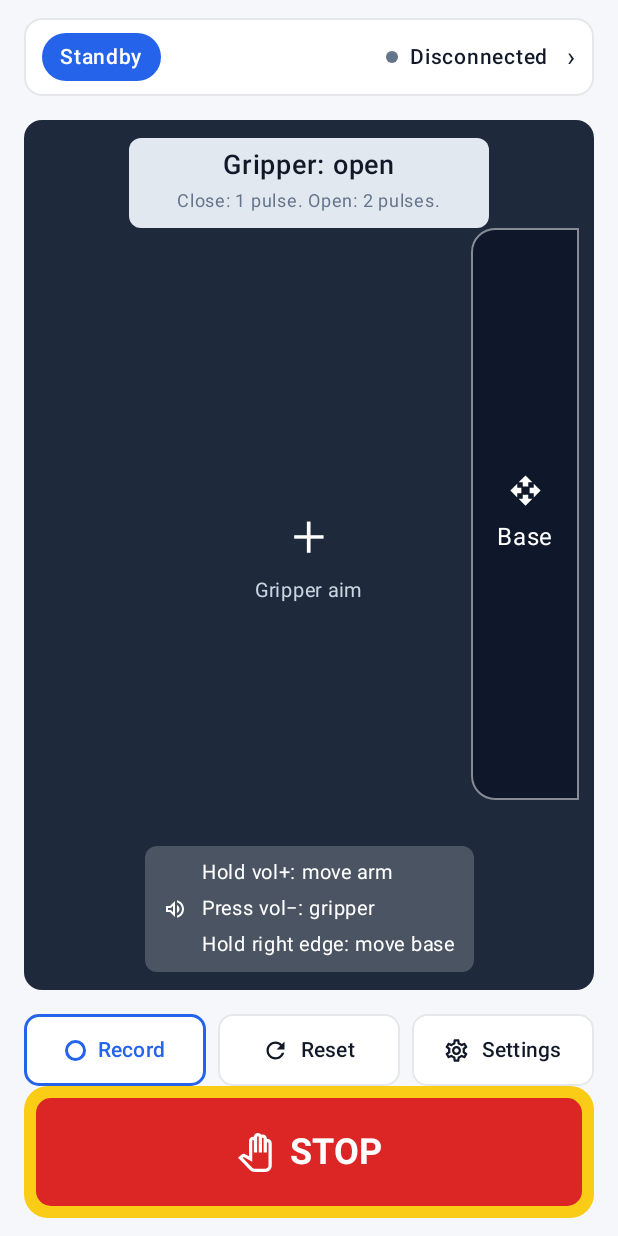
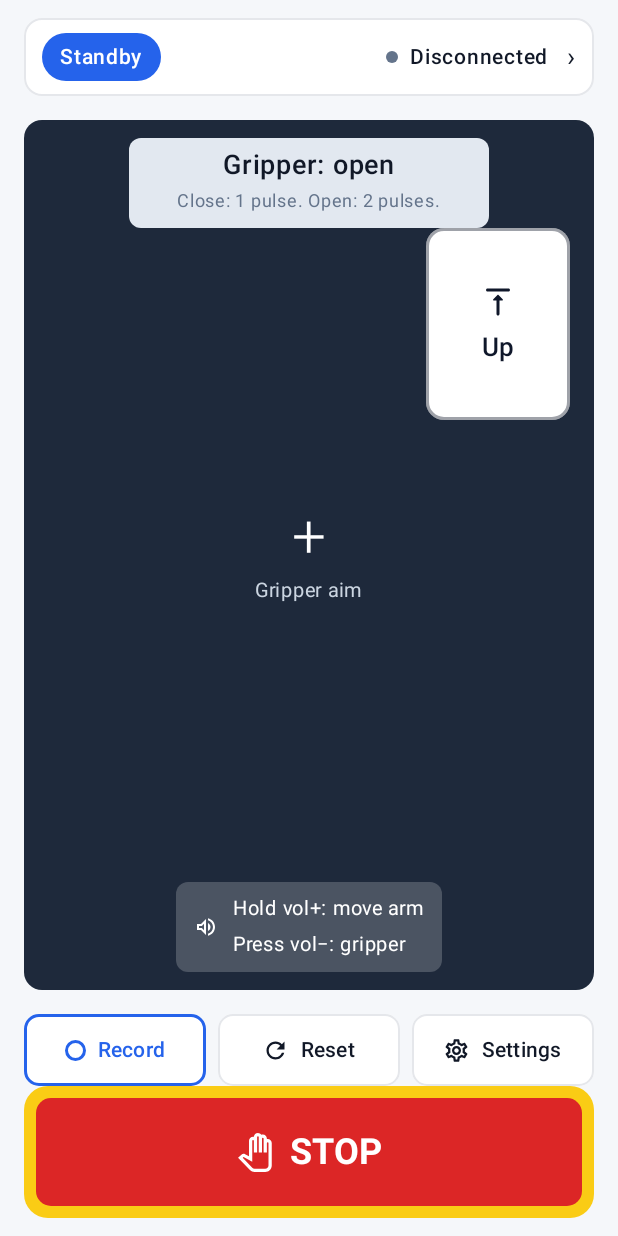
Before and after one commit to WIDM/teleop-android, an Android app built with Jetpack Compose: the screen it shows after launch (MainActivity), on a phone screen of 412 x 824 dp. Run offline under Robolectric (Android 15) with nearby library versions, the phone set to English and light mode, and no system bars.

Commit message:
Add hold-to-move Up button (jog_start, keepalive, jog_stop) (A-23)
Up sits in the right column per the new button layout; the unused Base strip is removed.

```diff
--- a/app/src/main/java/widm/teleop/app/ControlScreen.kt
+++ b/app/src/main/java/widm/teleop/app/ControlScreen.kt
@@ -20,7 +20,6 @@ import androidx.compose.ui.unit.dp
 import androidx.compose.ui.unit.sp
 import androidx.compose.material.icons.Icons
 import androidx.compose.material.icons.automirrored.outlined.VolumeUp
-import androidx.compose.material.icons.filled.OpenWith
 import androidx.compose.material3.Icon
 import androidx.compose.foundation.BorderStroke
 import androidx.compose.foundation.clickable
@@ -30,6 +29,7 @@ import androidx.compose.material.icons.filled.Refresh
 import androidx.compose.material.icons.outlined.Lock
 import androidx.compose.material.icons.outlined.PanTool
 import androidx.compose.material.icons.outlined.Settings
+import androidx.compose.material.icons.rounded.VerticalAlignTop
 import androidx.compose.material3.Button
 import androidx.compose.material3.ButtonDefaults
 import androidx.compose.material3.CircularProgressIndicator
@@ -40,12 +40,16 @@ import androidx.compose.runtime.getValue
 import androidx.compose.runtime.mutableStateOf
 import androidx.compose.runtime.remember
 import androidx.compose.runtime.rememberCoroutineScope
+import androidx.compose.runtime.rememberUpdatedState
 import androidx.compose.runtime.saveable.rememberSaveable
 import androidx.compose.runtime.setValue
 import androidx.compose.ui.hapticfeedback.HapticFeedbackType
 import androidx.compose.ui.input.pointer.pointerInput
 import androidx.compose.ui.platform.LocalHapticFeedback
+import androidx.compose.ui.graphics.vector.ImageVector
 import kotlinx.coroutines.launch
+
+
 
 // 顏色集中處，之後要改色只改這邊
 private val StandbyBlue = Color(0xFF2563EB)
@@ -53,7 +57,6 @@ private val ConnectedGreen = Color(0xFF16A34A)
 private val TextDark = Color(0xFF111827)
 private val BorderGray = Color(0xFFE5E7EB)
 private val CameraBg = Color(0xFF1E293B)
-private val BaseStripBg = Color(0xFF0F172A)
 private val PlateBg = Color(0xFFE2E8F0)
 private val TextMuted = Color(0xFF64748B)
 private val TextOnDark = Color(0xFFCBD5E1)
@@ -66,6 +69,7 @@ private val EStopRed = Color(0xFFDC2626)
 private val EStopPink = Color(0xFFFEF2F2)
 private val EStopPinkBorder = Color(0xFFFCA5A5)
 private val HoldOrange = Color(0xFFF59E0B)
+private val PadText = Color(0xFF0F172A)
 
 // 整頁：由上到下 ① 頂部列 ② 視角區 ③ 三個按鈕 ④ STOP
 @Composable
@@ -98,7 +102,12 @@ fun ControlScreen(modifier: Modifier = Modifier) {
                         modifier = Modifier.weight(1f)
                     )
                 } else {
-                    CameraArea(Modifier.weight(1f))
+                    CameraArea(
+                        modifier = Modifier.weight(1f),
+                        jogging = link.jogging,
+                        onJogPress = { link.jogStart("z", 1) },
+                        onJogRelease = { link.jogStop() }
+                    )
                     BottomButtons()
                 }
             }
@@ -200,7 +209,12 @@ private fun TopBarPreview() {
 
 // ② 視角區：深藍底，上面貼 4 樣東西
 @Composable
-fun CameraArea(modifier: Modifier = Modifier) {
+fun CameraArea(
+    modifier: Modifier = Modifier,
+    jogging: Boolean,
+    onJogPress: () -> Unit,
+    onJogRelease: () -> Unit
+) {
     Box(
         modifier = modifier
             .fillMaxWidth()
@@ -208,8 +222,56 @@ fun CameraArea(modifier: Modifier = Modifier) {
     ) {
         GripperPlate(Modifier.align(Alignment.TopCenter).padding(top = 12.dp))
         AimMark(Modifier.align(Alignment.Center))
-        BaseStrip(Modifier.align(Alignment.TopEnd).padding(top = 72.dp, end = 10.dp))
         HintCard(Modifier.align(Alignment.BottomCenter).padding(bottom = 12.dp))
+        JogButton(
+            label = "Up",
+            icon = Icons.Rounded.VerticalAlignTop,
+            active = jogging,
+            onPress = onJogPress,
+            onRelease = onJogRelease,
+            modifier = Modifier.align(Alignment.TopEnd).padding(top = 72.dp, end = 16.dp)
+        )
+    }
+}
+
+// 按住才動的方向鍵（v3 按鈕模式的樣式）：按下送 start，放開送 stop
+@Composable
+private fun JogButton(
+    label: String,
+    icon: ImageVector,
+    active: Boolean,
+    onPress: () -> Unit,
+    onRelease: () -> Unit,
+    modifier: Modifier = Modifier
+) {
+    val currentOnPress by rememberUpdatedState(onPress)
+    val currentOnRelease by rememberUpdatedState(onRelease)
+    val contentColor = if (active) Color.White else PadText
+    Column(
+        modifier = modifier
+            .size(width = 96.dp, height = 128.dp)
+            .background(if (active) StandbyBlue else Color.White, RoundedCornerShape(12.dp))
+            .border(
+                width = 1.5.dp,
+                color = if (active) Color.Transparent else PadText.copy(alpha = 0.4f),
+                shape = RoundedCornerShape(12.dp)
+            )
+            .pointerInput(Unit) {
+                detectTapGestures(onPress = {
+                    currentOnPress()
+                    try {
+                        tryAwaitRelease()
+                    } finally {
+                        currentOnRelease()
+                    }
+                })
+            },
+        horizontalAlignment = Alignment.CenterHorizontally,
+        verticalArrangement = Arrangement.Center
+    ) {
+        Icon(icon, contentDescription = null, tint = contentColor, modifier = Modifier.size(24.dp))
+        Spacer(Modifier.height(6.dp))
+        Text(label, color = contentColor, fontSize = 17.sp, fontWeight = FontWeight.SemiBold)
     }
 }
 
@@ -236,25 +298,6 @@ private fun AimMark(modifier: Modifier = Modifier) {
     }
 }
 
-// 右側：Base 直條（只有左邊兩個角是圓的）
-@Composable
-private fun BaseStrip(modifier: Modifier = Modifier) {
-    val shape = RoundedCornerShape(topStart = 16.dp, bottomStart = 16.dp)
-    Column(
-        modifier = modifier
-            .width(72.dp)
-            .fillMaxHeight(0.75f)
-            .background(BaseStripBg, shape)
-            .border(1.dp, Color(0x80FFFFFF), shape),
-        horizontalAlignment = Alignment.CenterHorizontally,
-        verticalArrangement = Arrangement.Center
-    ) {
-        Icon(Icons.Filled.OpenWith, contentDescription = null, tint = Color.White, modifier = Modifier.size(22.dp))
-        Spacer(Modifier.height(8.dp))
-        Text("Base", color = Color.White, fontSize = 16.sp)
-    }
-}
-
 // 下方：音量鍵提示卡（只是文字，不接音量鍵）
 @Composable
 private fun HintCard(modifier: Modifier = Modifier) {
@@ -274,7 +317,6 @@ private fun HintCard(modifier: Modifier = Modifier) {
         Column {
             Text("Hold vol+: move arm", color = Color.White, fontSize = 13.sp)
             Text("Press vol−: gripper", color = Color.White, fontSize = 13.sp)
-            Text("Hold right edge: move base", color = Color.White, fontSize = 13.sp)
         }
     }
 }
@@ -282,7 +324,12 @@ private fun HintCard(modifier: Modifier = Modifier) {
 @Preview(showBackground = true, backgroundColor = 0xFFF5F7FA, widthDp = 380)
 @Composable
 private fun CameraAreaPreview() {
-    CameraArea(Modifier.padding(16.dp).height(600.dp))
+    CameraArea(
+        modifier = Modifier.padding(16.dp).height(600.dp),
+        jogging = false,
+        onJogPress = {},
+        onJogRelease = {}
+    )
 }
 
 // ③ 底部三個按鈕（A-13 只做外觀，按了沒反應）
--- a/app/src/main/java/widm/teleop/app/TeleopLink.kt
+++ b/app/src/main/java/widm/teleop/app/TeleopLink.kt
@@ -20,6 +20,7 @@ private const val TAG = "TeleopLink"
 private const val TICK_MS = 500L              // send `test` twice a second
 private const val READY_TIMEOUT_MS = 5_000L   // welcome + first state within 5 s
 private const val SILENCE_TIMEOUT_MS = 3_000L // 3 s of silence = link lost
+private const val KEEPALIVE_MS = 133L         // server ends a jog 750 ms after the last keepalive
 
 enum class LinkStatus { Disconnected, Connecting, Connected }
 
@@ -40,6 +41,18 @@ class TeleopLink {
     private var connectStartedAt = 0L
     private var lastHeardAt = 0L
     private var lastStateAt = 0L
+
+    var jogging by mutableStateOf(false)
+        private set
+    private var jogStartSeq = 0L
+
+    private val keepalive = object : Runnable {
+        override fun run() {
+            if (!jogging) return
+            send("jog_keepalive")
+            mainHandler.postDelayed(this, KEEPALIVE_MS)
+        }
+    }
 
     // runs every TICK_MS while a socket is open
     private val tick = object : Runnable {
@@ -62,6 +75,7 @@ class TeleopLink {
     }
 
     fun close() {
+        jogStop()
         mainHandler.removeCallbacks(tick)
         socket?.close(1000, "bye")
         socket = null
@@ -78,7 +92,28 @@ class TeleopLink {
             .put("seq", seq)
             .put("payload", payload)
         ws.send(msg.toString())
-        if (type != "test") Log.d(TAG, "-> $msg")  // don't flood Logcat with tests
+        if (type != "test" && type != "jog_keepalive") Log.d(TAG, "-> $msg")
+    }
+
+    /** Press: start moving along [axis] ("x", "y", "z") in direction [dir] (+1 or -1). */
+    fun jogStart(axis: String, dir: Int) {
+        if (status != LinkStatus.Connected || jogging) return
+        jogging = true
+        send("jog_start", JSONObject().put("axis", axis).put("dir", dir).put("step", "fine"))
+        jogStartSeq = seq
+        mainHandler.postDelayed(keepalive, KEEPALIVE_MS)
+    }
+
+    /** Release: stop moving. */
+    fun jogStop() {
+        if (!jogging) return
+        endJog()
+        send("jog_stop")
+    }
+
+    private fun endJog() {
+        jogging = false
+        mainHandler.removeCallbacks(keepalive)
     }
 
 
@@ -108,6 +143,13 @@ class TeleopLink {
             }
             // the echo carries our own send time
             "test" -> latencyMs = System.currentTimeMillis() - msg.optLong("ts")
+            // The server ended our jog by itself (busy, estop, watchdog): stop keepalives.
+            "ack" -> {
+                val p = msg.optJSONObject("payload") ?: return
+                if (jogging && p.optLong("seq") == jogStartSeq && p.optString("status") == "rejected") {
+                    endJog()
+                }
+            }
         }
     }
 
@@ -156,6 +198,7 @@ class TeleopLink {
 
 
     private fun resetLinkState() {
+        endJog()
         status = LinkStatus.Disconnected
         latencyMs = null
         stateAgeMs = null
```
